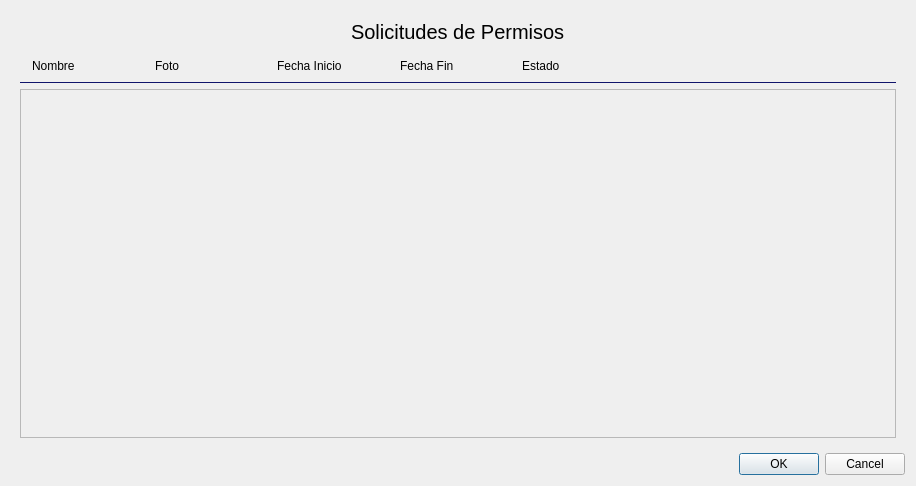
First picture: the form in verPermisosLaborales.ui, repository Laloses/Hospital, before the edit.
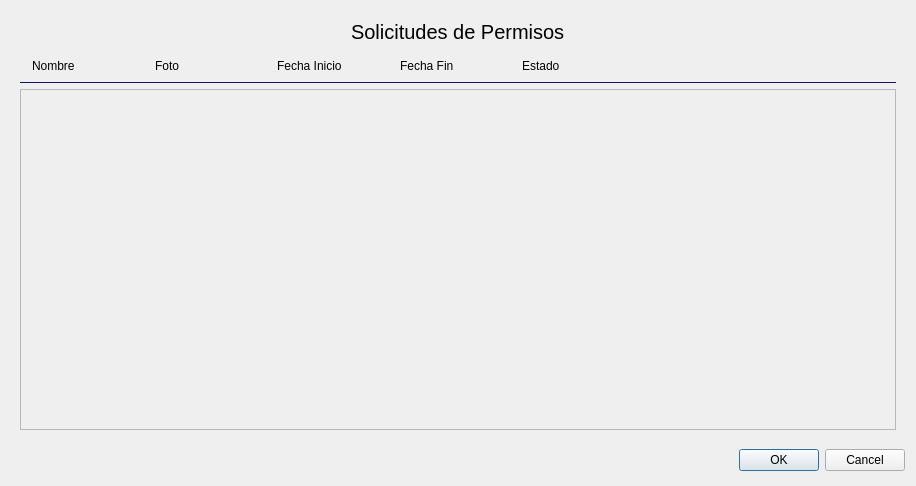
Second picture: the form after the edit.

Diff of the .ui file:
```diff
--- a/verPermisosLaborales.ui
+++ b/verPermisosLaborales.ui
@@ -185,7 +185,7 @@
             <x>0</x>
             <y>0</y>
             <width>878</width>
-            <height>349</height>
+            <height>342</height>
            </rect>
           </property>
           <layout class="QVBoxLayout" name="verticalLayout_55">
@@ -202,6 +202,12 @@
    </item>
    <item>
     <widget class="QDialogButtonBox" name="buttonBox">
+     <property name="minimumSize">
+      <size>
+       <width>90</width>
+       <height>30</height>
+      </size>
+     </property>
      <property name="orientation">
       <enum>Qt::Horizontal</enum>
      </property>
```
